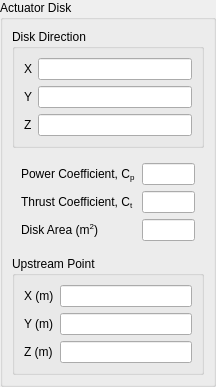
Above: view/setup/cell_zone_conditions/actuator_disk_widget.ui from nextfoam/baram before the change. Below: the same form after it.
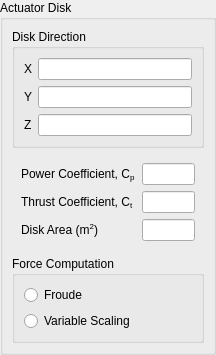
That is the form after the change.

Commit message: Issue #123 Cell Zone Conditions Actuator Disk 타입 속성에 upstream 제거 및 forceComputation 추가

```diff
--- a/view/setup/cell_zone_conditions/actuator_disk_widget.ui
+++ b/view/setup/cell_zone_conditions/actuator_disk_widget.ui
@@ -7,7 +7,7 @@
     <x>0</x>
     <y>0</y>
     <width>216</width>
-    <height>372</height>
+    <height>340</height>
    </rect>
   </property>
   <property name="windowTitle">
@@ -110,39 +110,23 @@
       <item>
        <widget class="QGroupBox" name="groupBox_4">
         <property name="title">
-         <string>Upstream Point</string>
+         <string>Force Computation</string>
         </property>
-        <layout class="QFormLayout" name="formLayout_3">
-         <item row="0" column="0">
-          <widget class="QLabel" name="diskDirectionX_2">
+        <layout class="QVBoxLayout" name="verticalLayout_3">
+         <item>
+          <widget class="QRadioButton" name="froude">
            <property name="text">
-            <string>X (m)</string>
+            <string>Froude</string>
            </property>
           </widget>
          </item>
-         <item row="0" column="1">
-          <widget class="QLineEdit" name="upstraemPointX"/>
-         </item>
-         <item row="1" column="0">
-          <widget class="QLabel" name="label_6">
+         <item>
+          <widget class="QRadioButton" name="variableScaling">
            <property name="text">
-            <string>Y (m)</string>
+            <string>Variable Scaling</string>
            </property>
           </widget>
          </item>
-         <item row="1" column="1">
-          <widget class="QLineEdit" name="upstraemPointY"/>
-         </item>
-         <item row="2" column="0">
-          <widget class="QLabel" name="label_7">
-           <property name="text">
-            <string>Z (m)</string>
-           </property>
-          </widget>
-         </item>
-         <item row="2" column="1">
-          <widget class="QLineEdit" name="upstraemPointZ"/>
-         </item>
         </layout>
        </widget>
       </item>
```
Left out of the diff: 9 changed lines with no effect on the pictures. The commit also changes 3 other files.
